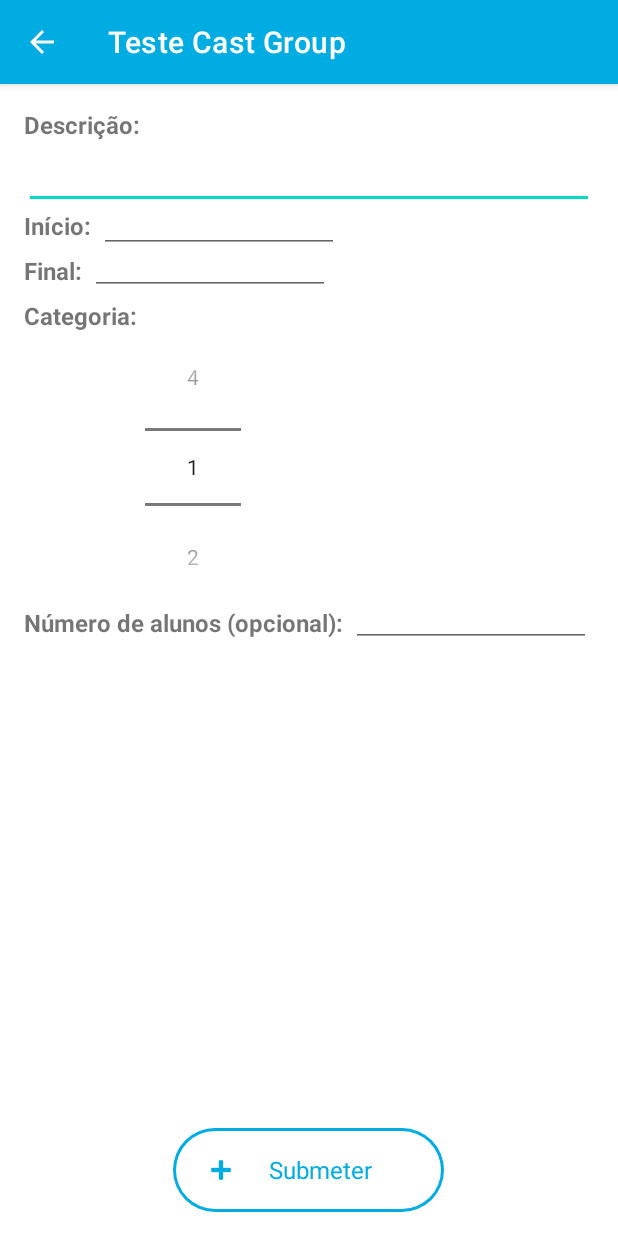
After one commit to MiguelbrmFreitas/TesteCastGroup, an Android app: the CourseDetailsActivity screen opened directly, with no data from a screen before it, on a phone screen of 412 x 824 dp. The commit adds this screen. Run offline under Robolectric (Android 15) with nearby library versions, the phone set to English and light mode, and no system bars; 2 statements that could not run were skipped.

Commit message:
Criada Activity para criar cursos

```diff
--- a/TesteCastGroupApp/app/src/main/AndroidManifest.xml
+++ b/TesteCastGroupApp/app/src/main/AndroidManifest.xml
@@ -21,6 +21,7 @@
                 <category android:name="android.intent.category.LAUNCHER" />
             </intent-filter>
         </activity>
+        <activity android:name=".activities.CourseDetailsActivity" android:theme="@style/AppTheme.NoActionBar" />
     </application>
 
 </manifest>
--- /dev/null
+++ b/TesteCastGroupApp/app/src/main/java/com/miguelbrmfreitas/testecastgroup/activities/CourseDetailsActivity.java
@@ -0,0 +1,87 @@
+package com.miguelbrmfreitas.testecastgroup.activities;
+
+import android.app.DatePickerDialog;
+import android.content.Context;
+import android.os.Bundle;
+import android.util.AttributeSet;
+import android.util.Log;
+import android.view.View;
+import android.widget.DatePicker;
+import android.widget.EditText;
+import android.widget.NumberPicker;
+
+import com.miguelbrmfreitas.testecastgroup.R;
+import com.miguelbrmfreitas.testecastgroup.components.CustomButton;
+
+import java.util.Date;
+
+import androidx.annotation.NonNull;
+import androidx.annotation.Nullable;
+import androidx.appcompat.app.AppCompatActivity;
+import androidx.appcompat.widget.Toolbar;
+
+public class CourseDetailsActivity extends AppCompatActivity implements DatePickerDialog.OnDateSetListener
+{
+    private String TAG = "CourseDetailsActivity";
+
+    public static final String KEY_EXTRA = "COURSE_DETAILS_ACTIVITY";
+
+    private EditText mStartDatePicker;
+    private EditText mEndDatePicker;
+    private EditText mEditTextDescription;
+    private EditText mStudentsPicker;
+    private NumberPicker mCategoryPicker;
+
+    private CustomButton mCustomButton;
+
+    @Override
+    protected void onCreate(@Nullable Bundle savedInstanceState) {
+        super.onCreate(savedInstanceState);
+        setContentView(R.layout.activity_course_details);
+        Toolbar toolbar = findViewById(R.id.activity_course_details_toolbar);
+        setSupportActionBar(toolbar);
+        getSupportActionBar().setDisplayHomeAsUpEnabled(true); // Coloca o botão de voltar
+
+        // Faz binding dos componentes
+        mStartDatePicker = findViewById(R.id.fragment_course_details_start_date_picker);
+        mEndDatePicker = findViewById(R.id.activity_course_details_end_date_picker);
+        mEditTextDescription = findViewById(R.id.activity_course_details_description_edit_text);
+        mStudentsPicker = findViewById(R.id.activity_course_details_students_number_picker);
+        mCategoryPicker = findViewById(R.id.activity_course_details_category_picker);
+        mCustomButton = findViewById(R.id.activity_course_details_fab);
+
+        // Recebendo os argumentos do Bundle
+        Bundle bundle = getIntent().getBundleExtra(KEY_EXTRA);
+        String[] categories = bundle.getStringArray("categories_array");
+        boolean isEditing = bundle.getBoolean("is_editing");
+
+        Log.i(TAG, "is editing " + isEditing);
+
+        // Configurando o picker de categorias
+        mCategoryPicker.setMinValue(1);
+        mCategoryPicker.setMaxValue(4);
+        mCategoryPicker.setDisplayedValues(categories);
+
+        // Só faz se estiver editando (PUT)
+        if (isEditing) {
+            Date startDate = new Date(bundle.getLong("start_date"));
+            Date endDate = new Date(bundle.getLong("end_date"));
+            String description = bundle.getString("description");
+            int studentsNumber = bundle.getInt("students_number");
+            String categoryId = bundle.getString("category_id");
+            int categoryCode = bundle.getInt("category_code");
+
+            // Seta os estados iniciais
+            //mStartDatePicker.updateDate(startDate.getYear(), startDate.getMonth(), startDate.getDay());
+            //mEndDatePicker.updateDate(endDate.getYear(), endDate.getMonth(), endDate.getDay());
+            mEditTextDescription.setText(description);
+            //mStudentsPicker.setValue(studentsNumber);
+            mCategoryPicker.setValue(categoryCode);
+        }
+    }
+
+    @Override
+    public void onDateSet(DatePicker datePicker, int i, int i1, int i2) {
+
+    }
+}
--- a/TesteCastGroupApp/app/src/main/java/com/miguelbrmfreitas/testecastgroup/activities/MainActivity.java
+++ b/TesteCastGroupApp/app/src/main/java/com/miguelbrmfreitas/testecastgroup/activities/MainActivity.java
@@ -1,6 +1,7 @@
 package com.miguelbrmfreitas.testecastgroup.activities;
 
 import android.content.Context;
+import android.content.Intent;
 import android.os.Bundle;
 
 import com.google.android.material.snackbar.Snackbar;
@@ -61,6 +62,7 @@ public class MainActivity extends AppCompatActivity implements Observer, DeleteD
 
     private int mCurrentPosition = -1;
 
+
     @Override
     protected void onCreate(Bundle savedInstanceState) {
         super.onCreate(savedInstanceState);
@@ -94,8 +96,17 @@ public class MainActivity extends AppCompatActivity implements Observer, DeleteD
         fab.setOnClickListener(new View.OnClickListener() {
             @Override
             public void onClick(View view) {
-                Snackbar.make(view, "Replace with your own action", Snackbar.LENGTH_LONG)
-                        .setAction("Action", null).show();
+                // Cria intent para trocar de Activity
+                Intent intent = new Intent(mContext, CourseDetailsActivity.class);
+
+                // Configura os dados a serem passados para a Activity
+                Bundle bundle = new Bundle();
+
+                bundle.putStringArray("categories_array", getCategoriesArray());
+                bundle.putBoolean("is_editing", false);
+
+                intent.putExtra(CourseDetailsActivity.KEY_EXTRA, bundle);
+                startActivity(intent);
             }
         });
     }
@@ -127,6 +138,18 @@ public class MainActivity extends AppCompatActivity implements Observer, DeleteD
         String jsonString = gson.toJson(course); // Transforma o objeto de Course em JSON
 
         mRepository.postCourse(jsonString); // Chama o método POST da API
+    }
+
+    private String[] getCategoriesArray() {
+        if (mCategories != null) {
+            String[] categoriesArray = new String[mCategories.size()];
+            for (int i = 0; i < mCategories.size(); i++) {
+                categoriesArray[i] = mCategories.get(i).getDescription();
+            }
+            return categoriesArray;
+        } else {
+            return null;
+        }
     }
 
     /**
--- /dev/null
+++ b/TesteCastGroupApp/app/src/main/res/layout/activity_course_details.xml
@@ -0,0 +1,165 @@
+<!-- activity_course_details.xml -->
+<RelativeLayout xmlns:android="http://schemas.android.com/apk/res/android"
+    android:layout_width="match_parent"
+    android:layout_height="match_parent"
+    xmlns:app="http://schemas.android.com/apk/res-auto"
+    android:orientation="vertical"
+    >
+
+    <com.google.android.material.appbar.AppBarLayout
+        android:layout_width="match_parent"
+        android:layout_height="wrap_content"
+        android:theme="@style/AppTheme.AppBarOverlay"
+        android:id="@+id/activity_course_details_app_bar"
+        android:layout_alignParentTop="true"
+        >
+
+        <androidx.appcompat.widget.Toolbar
+            android:id="@+id/activity_course_details_toolbar"
+            android:layout_width="match_parent"
+            android:layout_height="?attr/actionBarSize"
+            android:background="?attr/colorPrimary"
+            app:popupTheme="@style/AppTheme.PopupOverlay"
+            />
+
+    </com.google.android.material.appbar.AppBarLayout>
+
+    <com.miguelbrmfreitas.testecastgroup.components.CustomButton
+        android:id="@+id/activity_course_details_fab"
+        android:layout_width="wrap_content"
+        android:layout_height="wrap_content"
+        app:has_icon="true"
+        app:button_background="@drawable/background_primary_button"
+        app:button_text="@string/submit"
+        android:layout_alignParentBottom="true"
+        android:layout_centerHorizontal="true"
+        android:layout_margin="@dimen/fab_margin"
+        />
+
+    <ScrollView
+        android:layout_width="match_parent"
+        android:layout_height="match_parent"
+        android:layout_below="@id/activity_course_details_app_bar"
+        >
+
+        <RelativeLayout
+            android:id="@+id/activity_course_details_relative_layout"
+            android:layout_width="wrap_content" android:layout_height="wrap_content"
+            android:layout_margin="16dp"
+            >
+
+            <TextView
+                android:id="@+id/activity_course_details_description_label"
+                android:text="@string/description"
+                android:textSize="@dimen/label_size"
+                android:textStyle="bold"
+                android:layout_width="wrap_content"
+                android:layout_height="wrap_content"
+                android:layout_alignParentTop="true"
+                />
+
+            <EditText
+                android:id="@+id/activity_course_details_description_edit_text"
+                android:layout_width="match_parent"  android:layout_height="wrap_content"
+                android:inputType="textMultiLine"
+                android:imeOptions="actionDone"
+                android:layout_below="@id/activity_course_details_description_label"
+                android:focusable="true"
+                />
+
+            <TextView
+                android:id="@+id/activity_course_details_start_date_label"
+                android:text="@string/start_date"
+                android:textSize="@dimen/label_size"
+                android:textStyle="bold"
+                android:layout_width="wrap_content"
+                android:layout_height="wrap_content"
+                android:layout_below="@id/activity_course_details_description_edit_text"
+                />
+
+            <EditText
+                android:id="@+id/fragment_course_details_start_date_picker"
+                android:layout_width="@dimen/edit_text_width"
+                android:layout_height="wrap_content"
+                android:layout_alignBottom="@id/activity_course_details_start_date_label"
+                android:layout_marginStart="5dp"
+                android:layout_marginBottom="-7dp"
+                android:layout_toEndOf="@id/activity_course_details_start_date_label"
+                android:editable="false"
+                android:clickable="true"
+                android:focusable="true"
+                />
+
+            <TextView
+                android:id="@+id/activity_course_details_end_date_label"
+                android:text="@string/end_date"
+                android:textSize="@dimen/label_size"
+                android:textStyle="bold"
+                android:layout_marginTop="8dp"
+                android:layout_width="wrap_content"
+                android:layout_height="wrap_content"
+                android:layout_below="@id/fragment_course_details_start_date_picker"
+                />
+
+            <EditText
+                android:id="@+id/activity_course_details_end_date_picker"
+                android:layout_width="@dimen/edit_text_width"
+                android:layout_height="wrap_content"
+                android:layout_below="@id/activity_course_details_start_date_label"
+                android:layout_alignBottom="@id/activity_course_details_end_date_label"
+                android:layout_marginStart="5dp"
+                android:layout_marginBottom="-5dp"
+                android:layout_toEndOf="@id/activity_course_details_end_date_label"
+                android:editable="false"
+                android:clickable="true"
+                android:focusable="true"
+                />
+
+            <TextView
+                android:id="@+id/activity_course_details_category_label"
+                android:text="@string/category"
+                android:textSize="@dimen/label_size"
+                android:textStyle="bold"
+                android:layout_marginTop="8dp"
+                android:layout_width="wrap_content"
+                android:layout_height="wrap_content"
+                android:layout_below="@id/activity_course_details_end_date_picker"
+                />
+
+            <NumberPicker
+                android:id="@+id/activity_course_details_category_picker"
+                android:layout_width="wrap_content"
+                android:layout_height="wrap_content"
+                android:layout_toEndOf="@id/activity_course_details_category_label"
+                android:layout_below="@id/activity_course_details_category_label"
+                android:layout_marginStart="5dp"
+                android:layout_marginBottom="-5dp"
+                />
+
+            <TextView
+                android:id="@+id/activity_course_details_students_number_label"
+                android:text="@string/students_number"
+                android:textSize="@dimen/label_size"
+                android:textStyle="bold"
+                android:layout_width="wrap_content"
+                android:layout_marginTop="8dp"
+                android:layout_height="wrap_content"
+                android:layout_below="@id/activity_course_details_category_picker"
+                />
+
+            <EditText
+                android:id="@+id/activity_course_details_students_number_picker"
+                android:layout_width="@dimen/edit_text_width"
+                android:layout_height="wrap_content"
+                android:layout_alignBottom="@id/activity_course_details_students_number_label"
+                android:layout_toEndOf="@id/activity_course_details_students_number_label"
+                android:layout_below="@id/activity_course_details_category_picker"
+                android:layout_marginStart="5dp"
+                android:layout_marginBottom="-5dp"
+                android:inputType="numberSigned"
+                />
+
+        </RelativeLayout>
+
+    </ScrollView>
+</RelativeLayout>
--- a/TesteCastGroupApp/app/src/main/res/values/dimens.xml
+++ b/TesteCastGroupApp/app/src/main/res/values/dimens.xml
@@ -2,8 +2,10 @@
     <dimen name="fab_margin">16dp</dimen>
     <dimen name="label_size">16sp</dimen>
     <dimen name="text_size">16sp</dimen>
+    <string name="label_course_size">20sp</string>
     <dimen name="date_text_size">14sp</dimen>
     <dimen name="custom_button_height">56dp</dimen>
     <dimen name="dialog_button_margin">8dp</dimen>
     <dimen name="dialog_delete_button_width">130dp</dimen>
+    <dimen name="edit_text_width">160dp</dimen>
 </resources>
--- a/TesteCastGroupApp/app/src/main/res/values/strings.xml
+++ b/TesteCastGroupApp/app/src/main/res/values/strings.xml
@@ -14,7 +14,7 @@
     <string name="start_date">Início: </string>
     <string name="end_date">Final: </string>
     <string name="category">Categoria: </string>
-    <string name="students_number">Número de alunos: </string>
+    <string name="students_number">Número de alunos (opcional): </string>
     <string name="edit_button_text">Editar</string>
 
     <string name="add_course_button_text">Adicionar</string>
@@ -23,4 +23,5 @@
     <string name="confirmation">Sim</string>
     <string name="cancel">Cancelar</string>
 
+    <string name="submit">Submeter</string>
 </resources>
```
